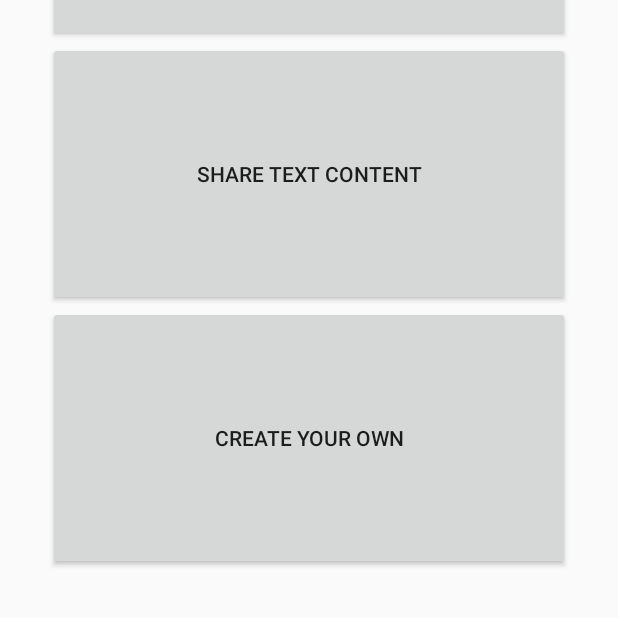
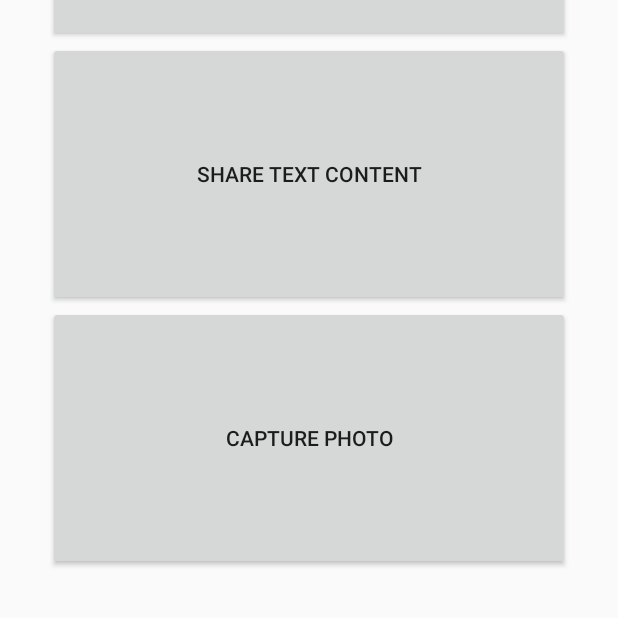
Before and after one commit to mateustoin/Roadmap-to-Embedded-Engineering, an Android app: the screen it shows after launch (MainActivity), after a tap on "OPEN WEBSITE", on a phone screen of 412 x 824 dp, the part 618-1236 px from its top. Run offline under Robolectric (Android 15) with nearby library versions, the phone set to English and light mode, and no system bars.

Commit message:
feat: Adding Intent to open camera

```diff
--- a/learning-path/Software/Android/Developing-Android-Apps-Course/#4b-Webpages-Maps-Sharing/app/src/main/java/com/example/android/implicitintents/MainActivity.java
+++ b/learning-path/Software/Android/Developing-Android-Apps-Course/#4b-Webpages-Maps-Sharing/app/src/main/java/com/example/android/implicitintents/MainActivity.java
@@ -18,12 +18,15 @@ package com.example.android.implicitintents;
 import android.content.Intent;
 import android.net.Uri;
 import android.os.Bundle;
+import android.provider.MediaStore;
 import android.support.v4.app.ShareCompat;
 import android.support.v7.app.AppCompatActivity;
 import android.view.View;
 import android.widget.Toast;
 
 public class MainActivity extends AppCompatActivity {
+    static final int REQUEST_IMAGE_CAPTURE = 1;
+    static final Uri locationForPhotos = null;
 
     @Override
     protected void onCreate(Bundle savedInstanceState) {
@@ -38,7 +41,7 @@ public class MainActivity extends AppCompatActivity {
      * @param v Button that was clicked.
      */
     public void onClickOpenWebpageButton(View v) {
-        String urlAsString = "http://www.udacity.com";
+        String urlAsString = "https://github.com/bittoin";
         openWebPage(urlAsString);
     }
 
@@ -49,7 +52,7 @@ public class MainActivity extends AppCompatActivity {
      * @param v Button that was clicked.
      */
     public void onClickOpenAddressButton(View v) {
-        String addressString = "1600 Amphitheatre Parkway, CA";
+        String addressString = "João Pessoa, Paraíba, Brazil";
 
         Uri.Builder builder = new Uri.Builder();
         builder.scheme("geo")
@@ -83,9 +86,11 @@ public class MainActivity extends AppCompatActivity {
      *
      * @param v Button that was clicked.
      */
-    public void createYourOwn(View v) {
+    public void onOpenCameraButton(View v) {
+        String fileName = "testPhoto";
+        capturePhoto();
         Toast.makeText(this,
-                "TODO: Create Your Own Implicit Intent",
+                "Opening Camera",
                 Toast.LENGTH_SHORT)
                 .show();
     }
@@ -166,4 +171,12 @@ public class MainActivity extends AppCompatActivity {
             startActivity(shareIntent);
         }
     }
+
+    void capturePhoto() {
+        Intent intent = new Intent(MediaStore.ACTION_IMAGE_CAPTURE);
+
+        if (intent.resolveActivity(getPackageManager()) != null) {
+            startActivityForResult(intent, REQUEST_IMAGE_CAPTURE);
+        }
+    }
 }
--- a/learning-path/Software/Android/Developing-Android-Apps-Course/#4b-Webpages-Maps-Sharing/app/src/main/res/layout/activity_main.xml
+++ b/learning-path/Software/Android/Developing-Android-Apps-Course/#4b-Webpages-Maps-Sharing/app/src/main/res/layout/activity_main.xml
@@ -48,7 +48,7 @@
         android:layout_width="match_parent"
         android:layout_height="0dp"
         android:layout_weight="1"
-        android:onClick="createYourOwn"
-        android:text="Create Your Own"/>
+        android:onClick="onOpenCameraButton"
+        android:text="Capture Photo"/>
 
 </LinearLayout>
```
